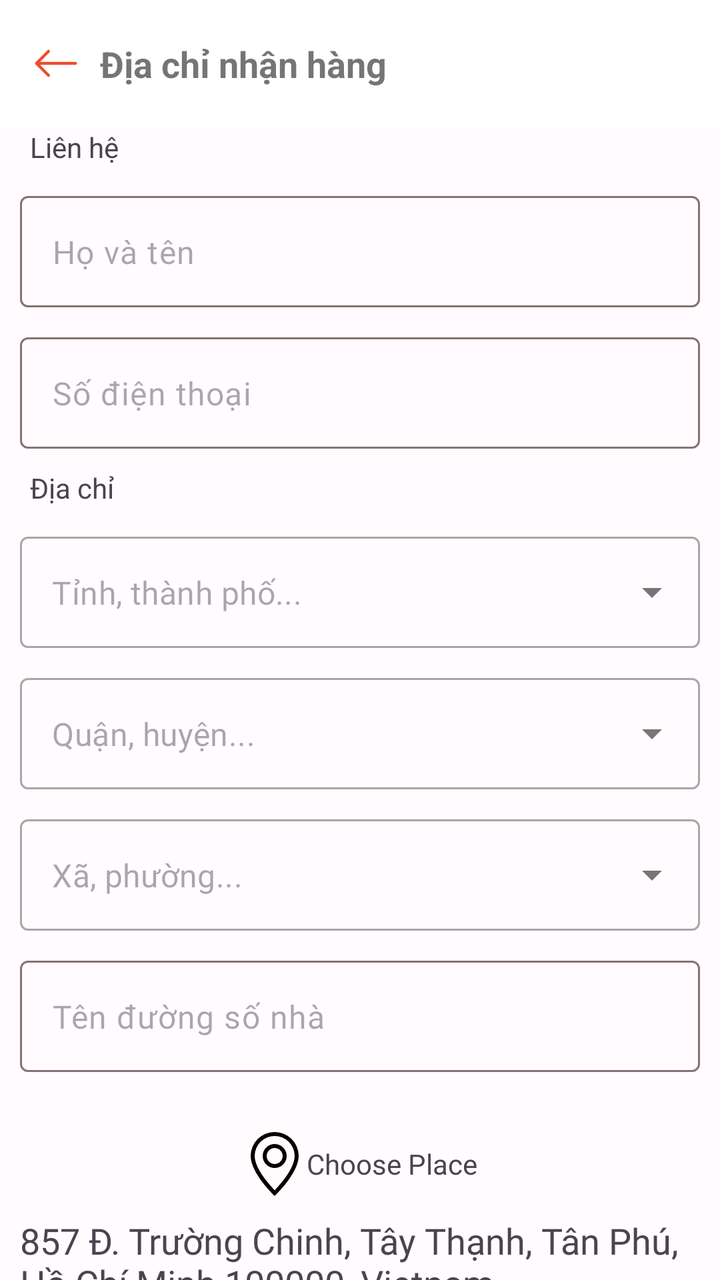
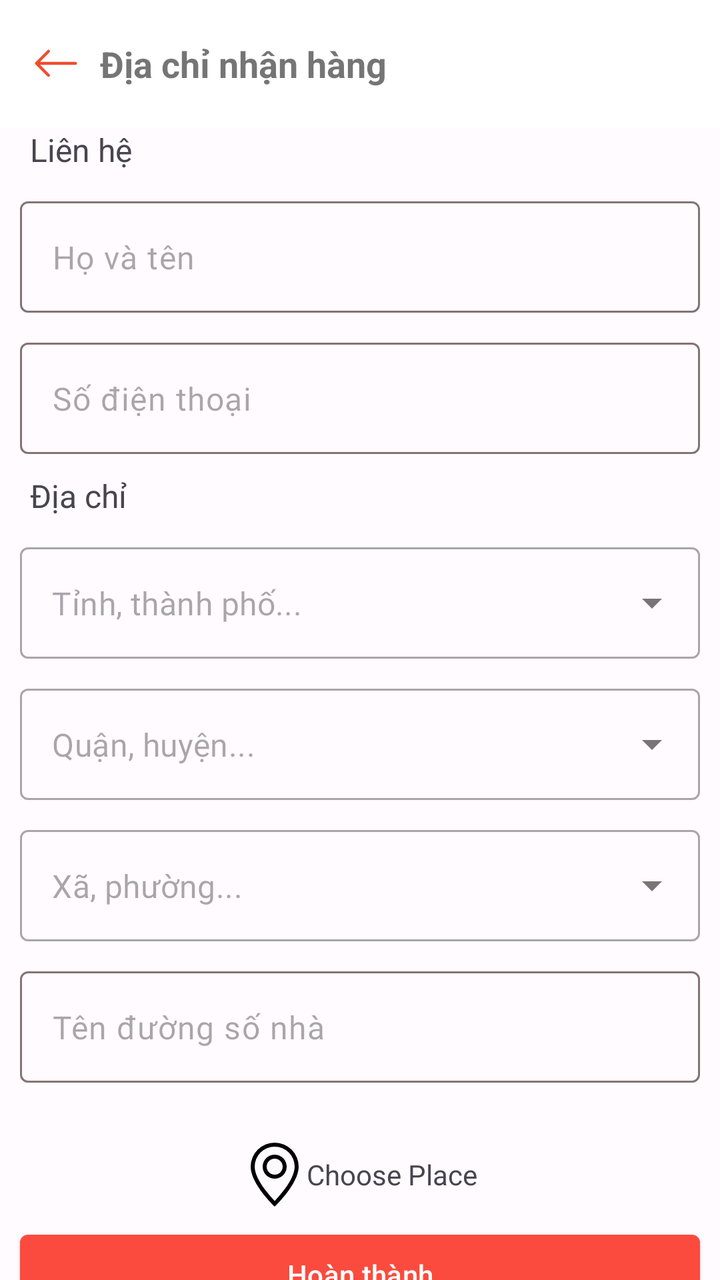

Screens rendered from an Android XML layout before and after an edit, with the pre-edit source and the edit as a unified diff.
<!-- AndroidManifest.xml: application theme Theme.Gas24h_7App -->
<!-- res/layout/activity_shipping_address.xml -->
<?xml version="1.0" encoding="utf-8"?>
<androidx.constraintlayout.widget.ConstraintLayout xmlns:android="http://schemas.android.com/apk/res/android"
    xmlns:app="http://schemas.android.com/apk/res-auto"
    xmlns:tools="http://schemas.android.com/tools"
    android:layout_width="match_parent"
    android:layout_height="match_parent"
    tools:context=".ui.shipping_address.ShippingAddressActivity">

    <com.google.android.material.appbar.AppBarLayout
        android:id="@+id/app_bar_layout"
        android:layout_width="match_parent"
        android:layout_height="wrap_content"
        android:background="@color/white"
        android:theme="@style/ThemeOverlay.AppCompat.Light"
        app:layout_constraintEnd_toEndOf="parent"
        app:layout_constraintStart_toStartOf="parent"
        app:layout_constraintTop_toTopOf="parent">

        <androidx.appcompat.widget.Toolbar
            android:layout_width="match_parent"
            android:layout_height="?attr/actionBarSize"
            app:layout_scrollFlags="scroll|enterAlways">

            <RelativeLayout
                android:layout_width="match_parent"
                android:layout_height="wrap_content">

                <ImageButton
                    android:id="@+id/backButton"
                    android:layout_width="wrap_content"
                    android:layout_height="wrap_content"
                    android:layout_alignParentStart="true"
                    android:layout_centerVertical="true"
                    android:background="?attr/selectableItemBackgroundBorderless"
                    android:src="@drawable/ic_back"
                    app:tint="@color/md_theme_light_primary" />

                <TextView
                    android:layout_width="wrap_content"
                    android:layout_height="wrap_content"
                    android:layout_centerVertical="true"
                    android:layout_marginStart="10dp"
                    android:layout_toRightOf="@+id/backButton"
                    android:text="Địa chỉ nhận hàng"
                    android:textSize="18sp"
                    android:textStyle="bold" />

            </RelativeLayout>

        </androidx.appcompat.widget.Toolbar>

    </com.google.android.material.appbar.AppBarLayout>

    <LinearLayout
        android:id="@+id/linear_contract"
        android:layout_width="match_parent"
        android:layout_height="wrap_content"
        android:layout_marginHorizontal="10dp"
        android:orientation="vertical"
        app:layout_constraintEnd_toEndOf="parent"
        app:layout_constraintStart_toStartOf="parent"
        app:layout_constraintTop_toBottomOf="@+id/app_bar_layout">

        <TextView
            android:layout_width="wrap_content"
            android:layout_height="wrap_content"
            android:layout_marginStart="5dp"
            android:text="Liên hệ" />

        <com.google.android.material.textfield.TextInputLayout
            android:id="@+id/tilFullName"
            android:layout_width="match_parent"
            android:layout_height="wrap_content"
            android:layout_marginTop="15dp"
            app:hintEnabled="false">

            <com.google.android.material.textfield.TextInputEditText
                android:id="@+id/ed_reg_fullName"
                android:layout_width="match_parent"
                android:layout_height="wrap_content"
                android:fontFamily="@font/nunito_sans_light"
                android:hint="Họ và tên" />
        </com.google.android.material.textfield.TextInputLayout>

        <com.google.android.material.textfield.TextInputLayout
            android:id="@+id/tilPhone"
            android:layout_width="match_parent"
            android:layout_height="wrap_content"
            android:layout_marginTop="15dp"
            app:hintEnabled="false">

            <com.google.android.material.textfield.TextInputEditText
                android:id="@+id/ed_shipping_address_phone"
                android:layout_width="match_parent"
                android:layout_height="wrap_content"
                android:fontFamily="@font/nunito_sans_light"
                android:hint="Số điện thoại" />
        </com.google.android.material.textfield.TextInputLayout>

    </LinearLayout>

    <LinearLayout
        android:id="@+id/linear_address"
        android:layout_width="match_parent"
        android:layout_height="wrap_content"
        android:layout_marginHorizontal="10dp"
        android:layout_marginTop="10dp"
        android:orientation="vertical"
        app:layout_constraintEnd_toEndOf="parent"
        app:layout_constraintStart_toStartOf="parent"
        app:layout_constraintTop_toBottomOf="@+id/linear_contract">

        <TextView
            android:layout_width="wrap_content"
            android:layout_height="wrap_content"
            android:layout_marginStart="5dp"
            android:text="Địa chỉ" />

        <com.google.android.material.textfield.TextInputLayout
            android:id="@+id/tilProvince"
            style="@style/Widget.MaterialComponents.TextInputLayout.OutlinedBox.ExposedDropdownMenu"
            android:layout_width="match_parent"
            android:layout_height="wrap_content"
            android:layout_marginTop="15dp"
            app:hintEnabled="false">

            <AutoCompleteTextView
                android:id="@+id/provinceAutoComplete"
                android:layout_width="match_parent"
                android:layout_height="wrap_content"
                android:fontFamily="@font/nunito_sans_light"
                android:hint="Tỉnh, thành phố..."
                android:inputType="none" />
        </com.google.android.material.textfield.TextInputLayout>

        <com.google.android.material.textfield.TextInputLayout
            android:id="@+id/tilDistrict"
            style="@style/Widget.MaterialComponents.TextInputLayout.OutlinedBox.ExposedDropdownMenu"
            android:layout_width="match_parent"
            android:layout_height="wrap_content"
            android:layout_marginTop="15dp"
            app:hintEnabled="false">

            <AutoCompleteTextView
                android:id="@+id/districtAutoComplete"
                android:layout_width="match_parent"
                android:layout_height="wrap_content"
                android:fontFamily="@font/nunito_sans_light"
                android:hint="Quận, huyện..."
                android:inputType="none" />
        </com.google.android.material.textfield.TextInputLayout>

        <com.google.android.material.textfield.TextInputLayout
            android:id="@+id/tilWard"
            style="@style/Widget.MaterialComponents.TextInputLayout.OutlinedBox.ExposedDropdownMenu"
            android:layout_width="match_parent"
            android:layout_height="wrap_content"
            android:layout_marginTop="15dp"
            app:hintEnabled="false">

            <AutoCompleteTextView
                android:id="@+id/wardAutoComplete"
                android:layout_width="match_parent"
                android:layout_height="wrap_content"
                android:fontFamily="@font/nunito_sans_light"
                android:hint="Xã, phường..."
                android:inputType="none" />
        </com.google.android.material.textfield.TextInputLayout>

        <com.google.android.material.textfield.TextInputLayout
            android:id="@+id/tilHouseNumber"
            android:layout_width="match_parent"
            android:layout_height="wrap_content"
            android:layout_marginTop="15dp"
            app:hintEnabled="false">

            <com.google.android.material.textfield.TextInputEditText
                android:id="@+id/ed_shipping_address_house_number"
                android:layout_width="match_parent"
                android:layout_height="wrap_content"
                android:fontFamily="@font/nunito_sans_light"
                android:hint="Tên đường số nhà" />
        </com.google.android.material.textfield.TextInputLayout>

    </LinearLayout>


    <LinearLayout
        android:id="@+id/linear_choose_place"
        android:layout_width="match_parent"
        android:layout_height="wrap_content"
        android:layout_marginHorizontal="10dp"
        android:layout_marginTop="10dp"
        android:orientation="vertical"
        app:layout_constraintEnd_toEndOf="parent"
        app:layout_constraintStart_toStartOf="parent"
        app:layout_constraintTop_toBottomOf="@+id/linear_address">

        <LinearLayout
            android:id="@+id/linearLayout_place"
            android:layout_width="wrap_content"
            android:layout_height="wrap_content"
            android:layout_marginTop="20dp"
            android:layout_gravity="center"
            android:orientation="horizontal">

            <ImageView
                android:id="@+id/geo"
                android:layout_width="32dp"
                android:layout_height="32dp"
                android:src="@drawable/ic_geo" />

            <TextView
                android:layout_width="wrap_content"
                android:layout_height="wrap_content"
                android:layout_gravity="center"
                android:text="Choose Place" />
        </LinearLayout>

        <TextView
            android:id="@+id/addressTextView"
            android:layout_width="match_parent"
            android:layout_height="wrap_content"
            android:layout_below="@id/linearLayout_place"
            android:layout_marginTop="10dp"
            android:fontFamily="@font/mulish_light"
            android:text="857 Đ. Trường Chinh, Tây Thạnh, Tân Phú, Hồ Chí Minh 100000, Vietnam"
            android:textSize="18sp"
            android:visibility="visible" />
    </LinearLayout>

    <com.google.android.material.button.MaterialButton
        android:id="@+id/btn_confirm"
        android:layout_width="match_parent"
        android:layout_height="wrap_content"
        android:layout_marginHorizontal="10dp"
        android:layout_marginTop="10dp"
        android:text="Hoàn thành"
        app:backgroundTint="#FA4B3E"
        app:cornerRadius="4dp"
        android:textColor="#FFFFFF"
        style="@style/Widget.Material3.Button.ElevatedButton"
        app:layout_constraintEnd_toEndOf="parent"
        app:layout_constraintStart_toStartOf="parent"
        app:layout_constraintTop_toBottomOf="@+id/linear_choose_place"
        />
</androidx.constraintlayout.widget.ConstraintLayout>
<!-- resources referenced by this layout -->
<resources>
  <color name="md_theme_light_primary">#EE4D2D</color>
  <color name="white">#FFFFFFFF</color>
  <!-- drawable ic_back (drawable) -->
  <vector xmlns:android="http://schemas.android.com/apk/res/android"
      android:width="24dp"
      android:height="24dp"
      android:viewportWidth="16"
      android:viewportHeight="16">
    <path
        android:pathData="M15,8a0.5,0.5 0,0 0,-0.5 -0.5H2.707l3.147,-3.146a0.5,0.5 0,1 0,-0.708 -0.708l-4,4a0.5,0.5 0,0 0,0 0.708l4,4a0.5,0.5 0,0 0,0.708 -0.708L2.707,8.5H14.5A0.5,0.5 0,0 0,15 8"
        android:fillColor="@color/white"
        android:fillType="evenOdd"/>
  </vector>
  <!-- drawable ic_geo (drawable) -->
  <vector xmlns:android="http://schemas.android.com/apk/res/android"
      android:width="16dp"
      android:height="16dp"
      android:viewportWidth="16"
      android:viewportHeight="16">
    <path
        android:pathData="M12.166,8.94c-0.524,1.062 -1.234,2.12 -1.96,3.07A32,32 0,0 1,8 14.58a32,32 0,0 1,-2.206 -2.57c-0.726,-0.95 -1.436,-2.008 -1.96,-3.07C3.304,7.867 3,6.862 3,6a5,5 0,0 1,10 0c0,0.862 -0.305,1.867 -0.834,2.94M8,16s6,-5.686 6,-10A6,6 0,0 0,2 6c0,4.314 6,10 6,10"
        android:fillColor="@color/black"/>
    <path
        android:pathData="M8,8a2,2 0,1 1,0 -4,2 2,0 0,1 0,4m0,1a3,3 0,1 0,0 -6,3 3,0 0,0 0,6"
        android:fillColor="@color/black"/>
  </vector>
  <style name="Theme.Gas24h_7App" parent="Base.Theme.Gas24h_7App" />
  <color name="black">#FF000000</color>
  <color name="md_theme_light_onPrimary">#FFFFFF</color>
  <color name="md_theme_light_primaryContainer">#F9DEDC</color>
  <color name="md_theme_light_onPrimaryContainer">#410E0B</color>
  <color name="md_theme_light_secondary">#775652</color>
  <color name="md_theme_light_onSecondary">#FFFFFF</color>
  <color name="md_theme_light_secondaryContainer">#FFDAD7</color>
  <color name="md_theme_light_onSecondaryContainer">#2C1512</color>
  <color name="md_theme_light_tertiary">#705D00</color>
  <color name="md_theme_light_onTertiary">#FFFFFF</color>
  <color name="md_theme_light_tertiaryContainer">#FFE08D</color>
  <color name="md_theme_light_onTertiaryContainer">#221B00</color>
  <color name="md_theme_light_error">#B3261E</color>
  <color name="md_theme_light_errorContainer">#F9DEDC</color>
  <color name="md_theme_light_onError">#FFFFFF</color>
  <color name="md_theme_light_onErrorContainer">#410E0B</color>
  <color name="md_theme_light_background">#FFFBFF</color>
  <color name="md_theme_light_onBackground">#201A1A</color>
  <color name="md_theme_light_surface">#FFFBFF</color>
  <color name="md_theme_light_onSurface">#201A1A</color>
  <color name="md_theme_light_surfaceVariant">#F5DDDB</color>
  <color name="md_theme_light_onSurfaceVariant">#534341</color>
  <color name="md_theme_light_outline">#857371</color>
  <color name="md_theme_light_inverseOnSurface">#FBEEEC</color>
  <color name="md_theme_light_inverseSurface">#362F2E</color>
  <color name="md_theme_light_surfaceTint">#B3261E</color>
  <color name="md_theme_light_inversePrimary">#FFB4AB</color>
  <!-- unchanged entries left out for length: 1 -->
</resources>

<!-- the commit's change to res/layout/activity_shipping_address.xml (unified diff, before → after) -->
@@ -65,7 +65,9 @@
             android:layout_width="wrap_content"
             android:layout_height="wrap_content"
             android:layout_marginStart="5dp"
-            android:text="Liên hệ" />
+            android:text="Liên hệ"
+            android:textSize="16sp"
+            />
 
         <com.google.android.material.textfield.TextInputLayout
             android:id="@+id/tilFullName"
@@ -114,7 +116,9 @@
             android:layout_width="wrap_content"
             android:layout_height="wrap_content"
             android:layout_marginStart="5dp"
-            android:text="Địa chỉ" />
+            android:text="Địa chỉ"
+            android:textSize="16sp"
+            />
 
         <com.google.android.material.textfield.TextInputLayout
             android:id="@+id/tilProvince"
@@ -226,7 +230,7 @@
             android:fontFamily="@font/mulish_light"
             android:text="857 Đ. Trường Chinh, Tây Thạnh, Tân Phú, Hồ Chí Minh 100000, Vietnam"
             android:textSize="18sp"
-            android:visibility="visible" />
+            android:visibility="gone" />
     </LinearLayout>
 
     <com.google.android.material.button.MaterialButton
